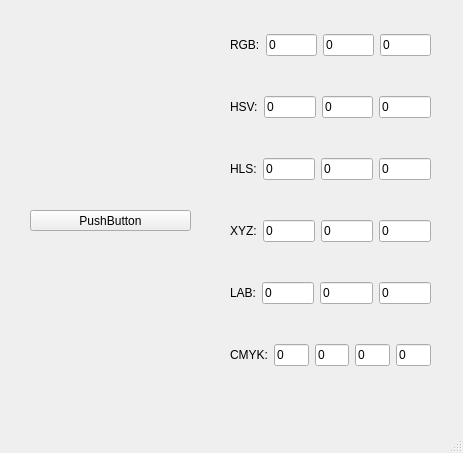
Old version of the form mainwindow.ui in the repository profy0/colors.
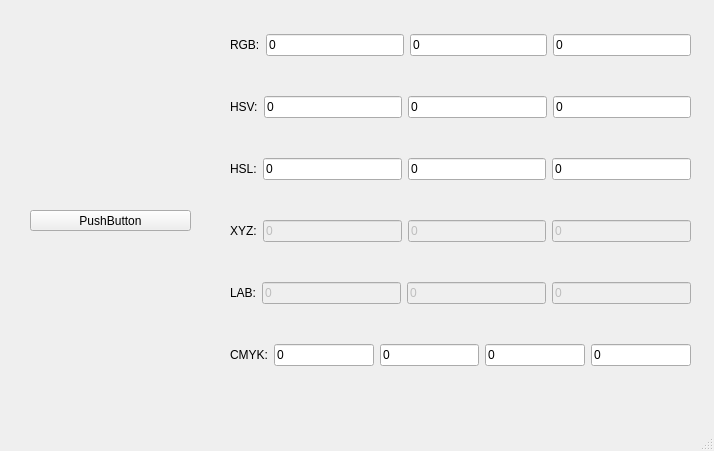
New version of the form.

Patch:
```diff
--- a/mainwindow.ui
+++ b/mainwindow.ui
@@ -6,8 +6,8 @@
    <rect>
     <x>0</x>
     <y>0</y>
-    <width>463</width>
-    <height>453</height>
+    <width>714</width>
+    <height>451</height>
    </rect>
   </property>
   <property name="windowTitle">
@@ -32,7 +32,7 @@
      <rect>
       <x>230</x>
       <y>0</y>
-      <width>201</width>
+      <width>461</width>
       <height>401</height>
      </rect>
     </property>
@@ -109,7 +109,7 @@
        <item>
         <widget class="QLabel" name="hlsLabel">
          <property name="text">
-          <string>HLS:</string>
+          <string>HSL:</string>
          </property>
         </widget>
        </item>
@@ -147,6 +147,9 @@
        </item>
        <item>
         <widget class="QLineEdit" name="xyz1">
+         <property name="enabled">
+          <bool>false</bool>
+         </property>
          <property name="text">
           <string>0</string>
          </property>
@@ -154,6 +157,9 @@
        </item>
        <item>
         <widget class="QLineEdit" name="xyz2">
+         <property name="enabled">
+          <bool>false</bool>
+         </property>
          <property name="text">
           <string>0</string>
          </property>
@@ -161,6 +167,9 @@
        </item>
        <item>
         <widget class="QLineEdit" name="xyz3">
+         <property name="enabled">
+          <bool>false</bool>
+         </property>
          <property name="text">
           <string>0</string>
          </property>
@@ -179,6 +188,9 @@
        </item>
        <item>
         <widget class="QLineEdit" name="lab1">
+         <property name="enabled">
+          <bool>false</bool>
+         </property>
          <property name="text">
           <string>0</string>
          </property>
@@ -186,6 +198,9 @@
        </item>
        <item>
         <widget class="QLineEdit" name="lab2">
+         <property name="enabled">
+          <bool>false</bool>
+         </property>
          <property name="text">
           <string>0</string>
          </property>
@@ -193,6 +208,9 @@
        </item>
        <item>
         <widget class="QLineEdit" name="lab3">
+         <property name="enabled">
+          <bool>false</bool>
+         </property>
          <property name="text">
           <string>0</string>
          </property>
```
Left out of the diff: 2 changed lines with no effect on the pictures.
